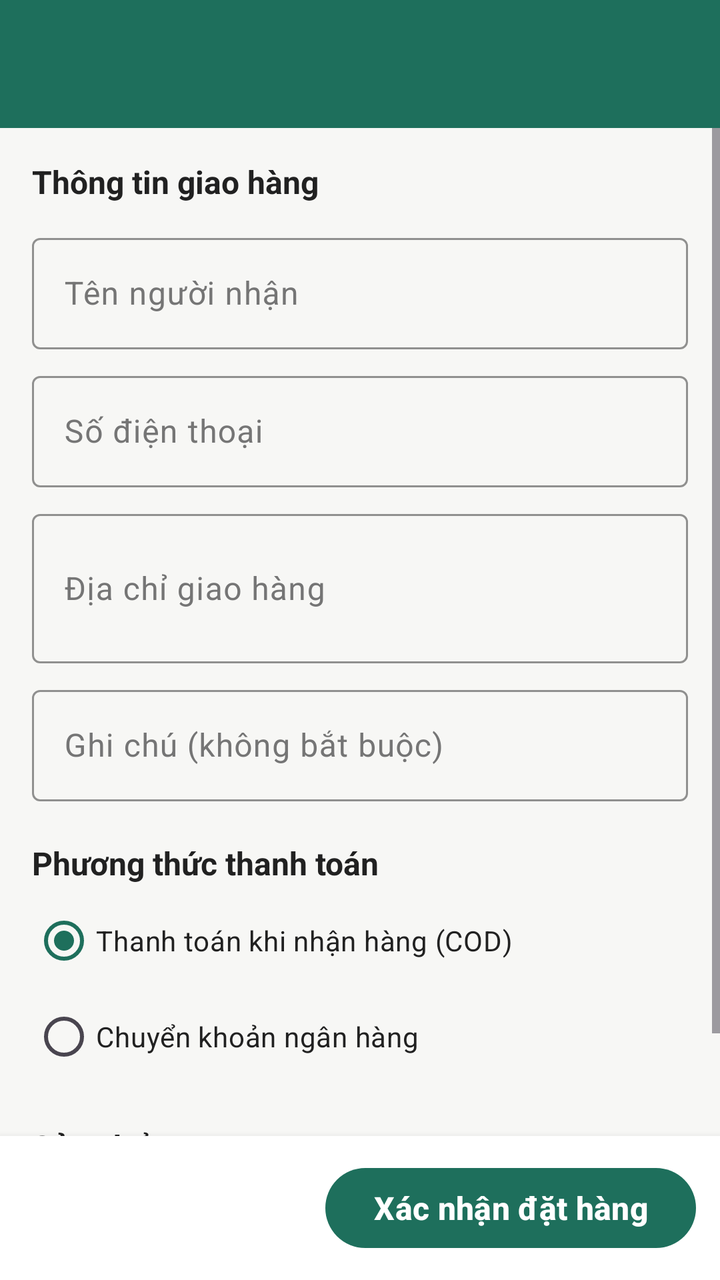
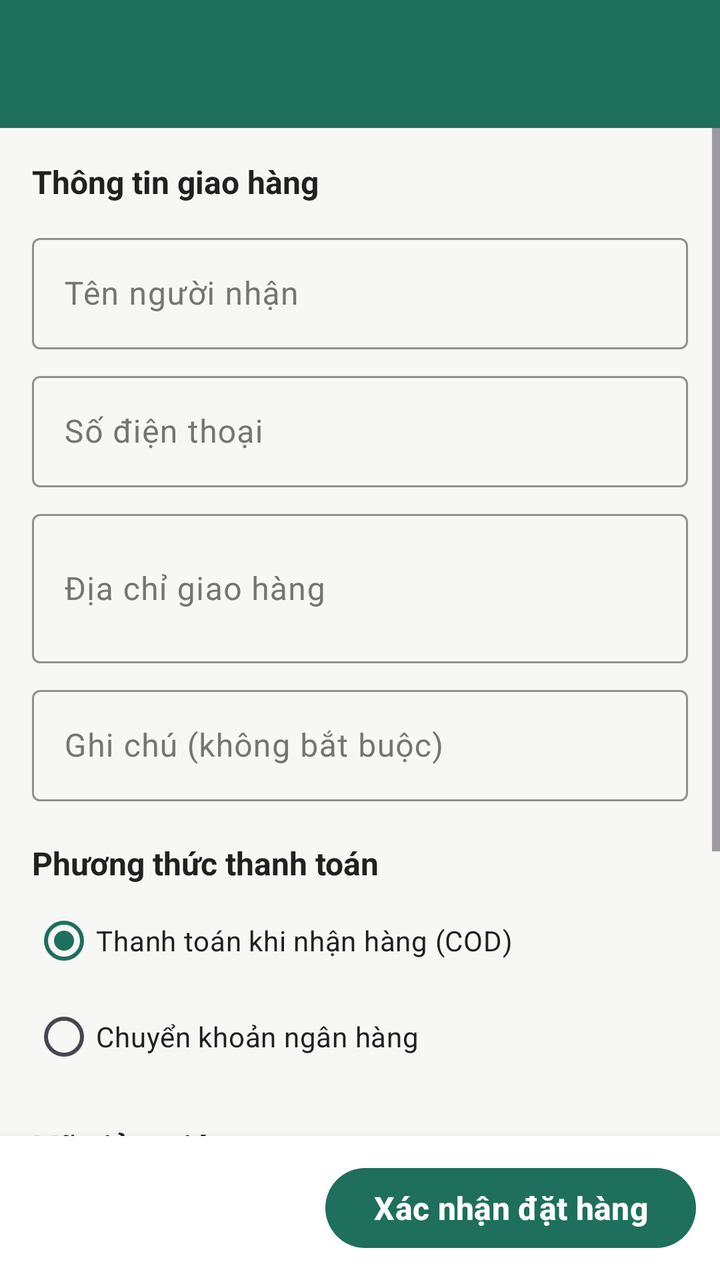

Screens rendered from an Android XML layout before and after an edit, with the pre-edit source and the edit as a unified diff.
<!-- AndroidManifest.xml: application theme Theme.Bookstore -->
<!-- res/layout/activity_checkout.xml -->
<?xml version="1.0" encoding="utf-8"?>
<LinearLayout xmlns:android="http://schemas.android.com/apk/res/android"
    xmlns:app="http://schemas.android.com/apk/res-auto"
    android:id="@+id/main"
    android:layout_width="match_parent"
    android:layout_height="match_parent"
    android:background="@color/brand_green"
    android:orientation="vertical">

    <com.google.android.material.appbar.MaterialToolbar
        android:id="@+id/toolbar"
        android:layout_width="match_parent"
        android:layout_height="?attr/actionBarSize"
        android:background="@color/brand_green"
        android:theme="@style/ThemeOverlay.AppCompat.Dark.ActionBar"
        app:titleTextColor="#FFFFFF" />

    <ScrollView
        android:layout_width="match_parent"
        android:layout_height="0dp"
        android:layout_weight="1"
        android:background="@color/screen_bg">

        <LinearLayout
            android:layout_width="match_parent"
            android:layout_height="wrap_content"
            android:orientation="vertical"
            android:padding="16dp">

            <TextView
                style="@style/TextSection"
                android:layout_width="wrap_content"
                android:layout_height="wrap_content"
                android:text="@string/section_shipping_info" />

            <com.google.android.material.textfield.TextInputLayout
                android:id="@+id/tilReceiver"
                style="?attr/textInputOutlinedStyle"
                android:layout_width="match_parent"
                android:layout_height="wrap_content"
                android:layout_marginTop="12dp"
                android:hint="@string/hint_receiver"
                android:textColorHint="@color/text_sub"
                app:boxStrokeColor="@color/brand_green">

                <com.google.android.material.textfield.TextInputEditText
                    android:id="@+id/edtReceiver"
                    android:layout_width="match_parent"
                    android:layout_height="wrap_content"
                    android:inputType="textPersonName"
                    android:textColor="@color/text_main" />
            </com.google.android.material.textfield.TextInputLayout>

            <com.google.android.material.textfield.TextInputLayout
                android:id="@+id/tilPhone"
                style="?attr/textInputOutlinedStyle"
                android:layout_width="match_parent"
                android:layout_height="wrap_content"
                android:layout_marginTop="8dp"
                android:hint="@string/hint_phone"
                android:textColorHint="@color/text_sub"
                app:boxStrokeColor="@color/brand_green">

                <com.google.android.material.textfield.TextInputEditText
                    android:id="@+id/edtPhone"
                    android:layout_width="match_parent"
                    android:layout_height="wrap_content"
                    android:inputType="phone"
                    android:textColor="@color/text_main" />
            </com.google.android.material.textfield.TextInputLayout>

            <com.google.android.material.textfield.TextInputLayout
                android:id="@+id/tilAddress"
                style="?attr/textInputOutlinedStyle"
                android:layout_width="match_parent"
                android:layout_height="wrap_content"
                android:layout_marginTop="8dp"
                android:hint="@string/hint_address"
                android:textColorHint="@color/text_sub"
                app:boxStrokeColor="@color/brand_green">

                <com.google.android.material.textfield.TextInputEditText
                    android:id="@+id/edtAddress"
                    android:layout_width="match_parent"
                    android:layout_height="wrap_content"
                    android:inputType="textMultiLine"
                    android:minLines="2"
                    android:textColor="@color/text_main" />
            </com.google.android.material.textfield.TextInputLayout>

            <com.google.android.material.textfield.TextInputLayout
                android:id="@+id/tilNote"
                style="?attr/textInputOutlinedStyle"
                android:layout_width="match_parent"
                android:layout_height="wrap_content"
                android:layout_marginTop="8dp"
                android:hint="@string/hint_note"
                android:textColorHint="@color/text_sub"
                app:boxStrokeColor="@color/brand_green">

                <com.google.android.material.textfield.TextInputEditText
                    android:id="@+id/edtNote"
                    android:layout_width="match_parent"
                    android:layout_height="wrap_content"
                    android:inputType="textMultiLine"
                    android:textColor="@color/text_main" />
            </com.google.android.material.textfield.TextInputLayout>

            <TextView
                style="@style/TextSection"
                android:layout_width="wrap_content"
                android:layout_height="wrap_content"
                android:layout_marginTop="20dp"
                android:text="@string/section_payment" />

            <RadioGroup
                android:id="@+id/rgPayment"
                android:layout_width="match_parent"
                android:layout_height="wrap_content"
                android:layout_marginTop="4dp">

                <RadioButton
                    android:id="@+id/rbCod"
                    android:layout_width="match_parent"
                    android:layout_height="wrap_content"
                    android:checked="true"
                    android:text="@string/payment_cod"
                    android:textColor="@color/text_main" />

                <RadioButton
                    android:id="@+id/rbBank"
                    android:layout_width="match_parent"
                    android:layout_height="wrap_content"
                    android:text="@string/payment_bank"
                    android:textColor="@color/text_main" />
            </RadioGroup>

            <TextView
                android:id="@+id/tvPaymentNote"
                style="@style/TextSub"
                android:layout_width="match_parent"
                android:layout_height="wrap_content"
                android:text="@string/payment_bank_note"
                android:visibility="gone" />

            <TextView
                style="@style/TextSection"
                android:layout_width="wrap_content"
                android:layout_height="wrap_content"
                android:layout_marginTop="20dp"
                android:text="@string/section_order_items" />

            <LinearLayout
                android:id="@+id/llItems"
                android:layout_width="match_parent"
                android:layout_height="wrap_content"
                android:layout_marginTop="8dp"
                android:orientation="vertical" />

            <View
                android:layout_width="match_parent"
                android:layout_height="1dp"
                android:layout_marginTop="8dp"
                android:layout_marginBottom="8dp"
                android:background="@color/line_gray" />

            <LinearLayout
                android:id="@+id/llSummary"
                android:layout_width="match_parent"
                android:layout_height="wrap_content"
                android:orientation="vertical" />
        </LinearLayout>
    </ScrollView>

    <LinearLayout
        android:id="@+id/bottomBar"
        android:layout_width="match_parent"
        android:layout_height="wrap_content"
        android:background="#FFFFFF"
        android:elevation="6dp"
        android:gravity="center_vertical"
        android:orientation="horizontal"
        android:padding="12dp">

        <TextView
            android:id="@+id/tvBottomTotal"
            android:layout_width="0dp"
            android:layout_height="wrap_content"
            android:layout_weight="1"
            android:textColor="@color/brand_green"
            android:textSize="20sp"
            android:textStyle="bold" />

        <Button
            android:id="@+id/btnPlaceOrder"
            style="@style/ButtonPrimary"
            android:layout_width="wrap_content"
            android:layout_height="48dp"
            android:paddingStart="24dp"
            android:paddingEnd="24dp"
            android:text="@string/btn_place_order" />
    </LinearLayout>
</LinearLayout>
<!-- resources referenced by this layout -->
<resources>
  <color name="brand_green">#1E6F5C</color>
  <color name="line_gray">#CFCFCF</color>
  <color name="screen_bg">#F7F7F5</color>
  <color name="text_main">#212121</color>
  <color name="text_sub">#757575</color>
  <string name="btn_place_order">Xác nhận đặt hàng</string>
  <string name="hint_address">Địa chỉ giao hàng</string>
  <string name="hint_note">Ghi chú (không bắt buộc)</string>
  <string name="hint_phone">Số điện thoại</string>
  <string name="hint_receiver">Tên người nhận</string>
  <string name="payment_bank">Chuyển khoản ngân hàng</string>
  <string name="payment_bank_note">Chuyển khoản giả lập: ứng dụng không thanh toán thật, đơn vẫn được tạo bình thường.</string>
  <string name="payment_cod">Thanh toán khi nhận hàng (COD)</string>
  <string name="section_order_items">Sản phẩm</string>
  <string name="section_payment">Phương thức thanh toán</string>
  <string name="section_shipping_info">Thông tin giao hàng</string>
  <style name="ButtonPrimary">
          <item name="android:textSize">16sp</item>
          <item name="android:textStyle">bold</item>
          <item name="android:textColor">#FFFFFF</item>
          <item name="backgroundTint">@color/brand_green</item>
      </style>
  <style name="TextSection">
          <item name="android:textSize">16sp</item>
          <item name="android:textStyle">bold</item>
          <item name="android:textColor">@color/text_main</item>
      </style>
  <style name="TextSub">
          <item name="android:textSize">14sp</item>
          <item name="android:textColor">@color/text_sub</item>
      </style>
  <style name="Theme.Bookstore" parent="Base.Theme.Bookstore" />
  <style name="Base.Theme.Bookstore" parent="Theme.Material3.DayNight.NoActionBar">
          
          
          <item name="colorPrimary">@color/brand_green</item>
          <item name="colorSecondaryContainer">#CDE8DF</item>
      </style>
</resources>

<!-- the commit's change to res/layout/activity_checkout.xml (unified diff, before → after) -->
@@ -142,6 +142,68 @@
                 android:layout_height="wrap_content"
                 android:text="@string/payment_bank_note"
                 android:visibility="gone" />
+
+            <TextView
+                style="@style/TextSection"
+                android:layout_width="wrap_content"
+                android:layout_height="wrap_content"
+                android:layout_marginTop="20dp"
+                android:text="@string/section_voucher" />
+
+            <LinearLayout
+                android:layout_width="match_parent"
+                android:layout_height="wrap_content"
+                android:layout_marginTop="8dp"
+                android:gravity="top"
+                android:orientation="horizontal">
+
+                <com.google.android.material.textfield.TextInputLayout
+                    android:id="@+id/tilVoucher"
+                    style="?attr/textInputOutlinedStyle"
+                    android:layout_width="0dp"
+                    android:layout_height="wrap_content"
+                    android:layout_weight="1"
+                    android:hint="@string/hint_voucher"
+                    android:textColorHint="@color/text_sub"
+                    app:boxStrokeColor="@color/brand_green">
+
+                    <com.google.android.material.textfield.TextInputEditText
+                        android:id="@+id/edtVoucher"
+                        android:layout_width="match_parent"
+                        android:layout_height="wrap_content"
+                        android:inputType="textCapCharacters"
+                        android:maxLines="1"
+                        android:textColor="@color/text_main" />
+                </com.google.android.material.textfield.TextInputLayout>
+
+                <Button
+                    android:id="@+id/btnApplyVoucher"
+                    style="@style/Widget.Material3.Button.OutlinedButton"
+                    android:layout_width="wrap_content"
+                    android:layout_height="56dp"
+                    android:layout_marginStart="8dp"
+                    android:text="@string/btn_apply" />
+            </LinearLayout>
+
+            <TextView
+                android:id="@+id/tvVoucherStatus"
+                android:layout_width="match_parent"
+                android:layout_height="wrap_content"
+                android:layout_marginTop="4dp"
+                android:textColor="@color/brand_green"
+                android:textSize="13sp"
+                android:visibility="gone" />
+
+            <TextView
+                android:id="@+id/tvVoucherList"
+                android:layout_width="wrap_content"
+                android:layout_height="wrap_content"
+                android:paddingTop="8dp"
+                android:paddingBottom="4dp"
+                android:text="@string/voucher_list_link"
+                android:textColor="@color/brand_green"
+                android:textSize="14sp"
+                android:textStyle="bold" />
 
             <TextView
                 style="@style/TextSection"
<!-- resource entries referenced after the edit -->
@@ -5,17 +5,21 @@
   <color name="screen_bg">#F7F7F5</color>
   <color name="text_main">#212121</color>
   <color name="text_sub">#757575</color>
+  <string name="btn_apply">Áp dụng</string>
   <string name="btn_place_order">Xác nhận đặt hàng</string>
   <string name="hint_address">Địa chỉ giao hàng</string>
   <string name="hint_note">Ghi chú (không bắt buộc)</string>
   <string name="hint_phone">Số điện thoại</string>
   <string name="hint_receiver">Tên người nhận</string>
+  <string name="hint_voucher">Nhập mã giảm giá</string>
   <string name="payment_bank">Chuyển khoản ngân hàng</string>
   <string name="payment_bank_note">Chuyển khoản giả lập: ứng dụng không thanh toán thật, đơn vẫn được tạo bình thường.</string>
   <string name="payment_cod">Thanh toán khi nhận hàng (COD)</string>
   <string name="section_order_items">Sản phẩm</string>
   <string name="section_payment">Phương thức thanh toán</string>
   <string name="section_shipping_info">Thông tin giao hàng</string>
+  <string name="section_voucher">Mã giảm giá</string>
+  <string name="voucher_list_link">Xem mã có thể dùng</string>
   <style name="ButtonPrimary">
           <item name="android:textSize">16sp</item>
           <item name="android:textStyle">bold</item>
